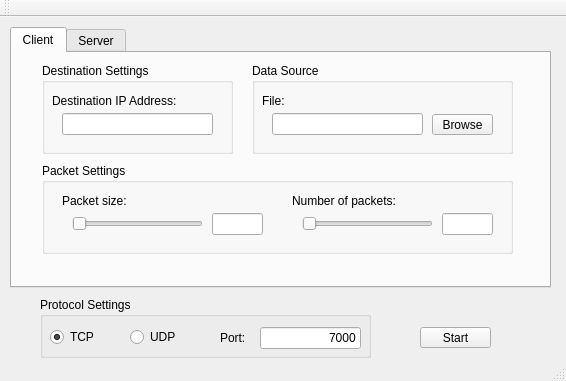
Old version of the form mainwindow.ui in the repository tnightingale/4985-A2.
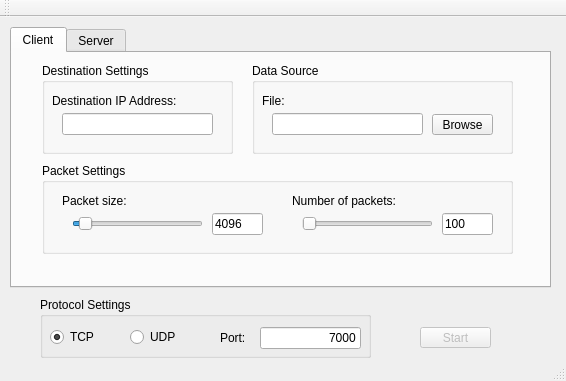
New version of the form.

Commit message: added some sweet gui goodness

```diff
--- a/mainwindow.ui
+++ b/mainwindow.ui
@@ -54,6 +54,21 @@
          <height>22</height>
         </rect>
        </property>
+       <property name="minimum">
+        <number>1024</number>
+       </property>
+       <property name="maximum">
+        <number>61440</number>
+       </property>
+       <property name="singleStep">
+        <number>1024</number>
+       </property>
+       <property name="pageStep">
+        <number>5120</number>
+       </property>
+       <property name="value">
+        <number>4096</number>
+       </property>
        <property name="orientation">
         <enum>Qt::Horizontal</enum>
        </property>
@@ -106,6 +121,9 @@
          <height>22</height>
         </rect>
        </property>
+       <property name="text">
+        <string>4096</string>
+       </property>
       </widget>
       <widget class="QLineEdit" name="packet_num_val">
        <property name="geometry">
@@ -116,6 +134,9 @@
          <height>22</height>
         </rect>
        </property>
+       <property name="text">
+        <string>100</string>
+       </property>
       </widget>
      </widget>
      <widget class="QGroupBox" name="data_settings">
@@ -308,6 +329,9 @@
     </widget>
    </widget>
    <widget class="QPushButton" name="start">
+    <property name="enabled">
+     <bool>false</bool>
+    </property>
     <property name="geometry">
      <rect>
       <x>420</x>
```
Left out of the diff: 21 changed lines with no effect on the pictures. The commit also changes 7 other files.
